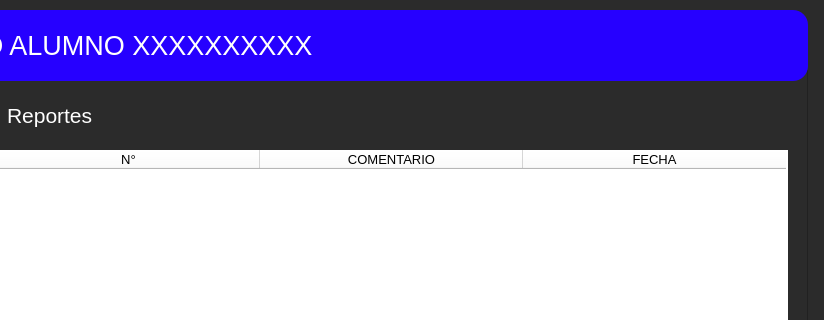
Giavic/Taller_de_software_TF, file entrar.ui: the form before one commit; both pictures show x 273 to 1097 and y 0 to 320 of the 1097 by 644 pixel window.
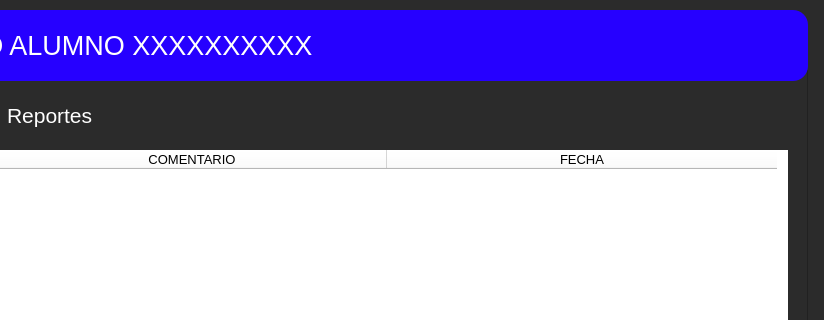
The form after the commit. The open tabs and pages were chosen to show the change. Icons and pictures are not drawn.

```diff
--- a/entrar.ui
+++ b/entrar.ui
@@ -609,16 +609,14 @@
         <bool>false</bool>
        </attribute>
        <attribute name="horizontalHeaderDefaultSectionSize">
-        <number>263</number>
+        <number>390</number>
        </attribute>
        <attribute name="horizontalHeaderHighlightSections">
         <bool>true</bool>
        </attribute>
-       <column>
-        <property name="text">
-         <string>N°</string>
-        </property>
-       </column>
+       <attribute name="horizontalHeaderMinimumSectionSize">
+        <number>64</number>
+       </attribute>
        <column>
         <property name="text">
          <string>COMENTARIO</string>
```
